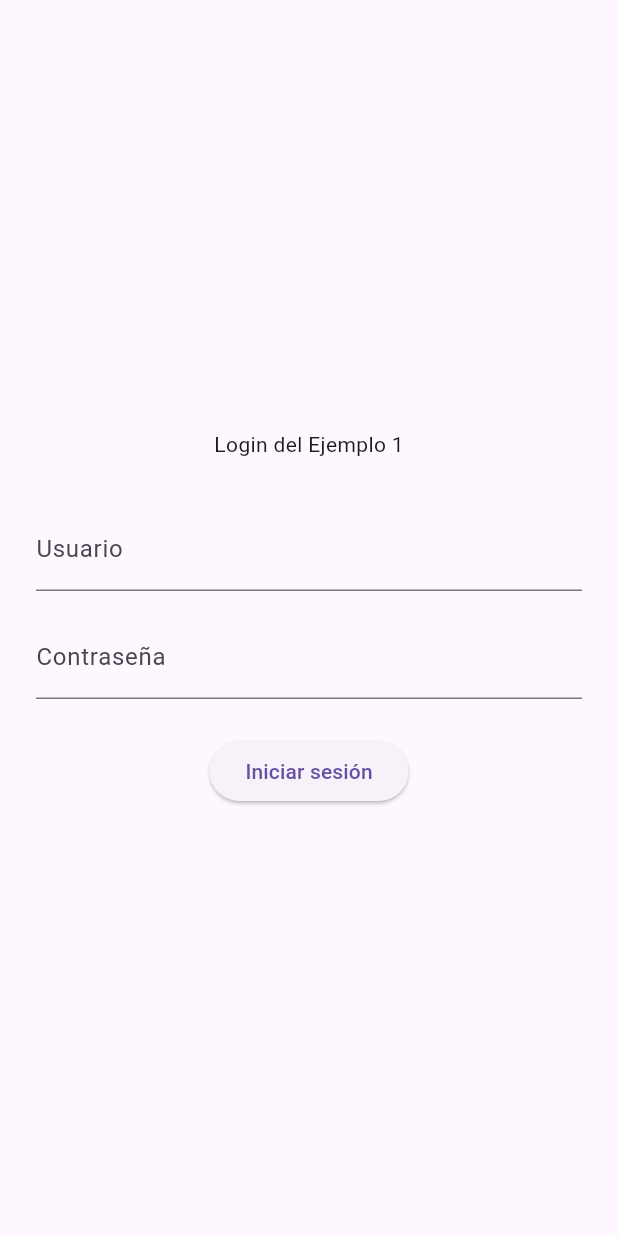
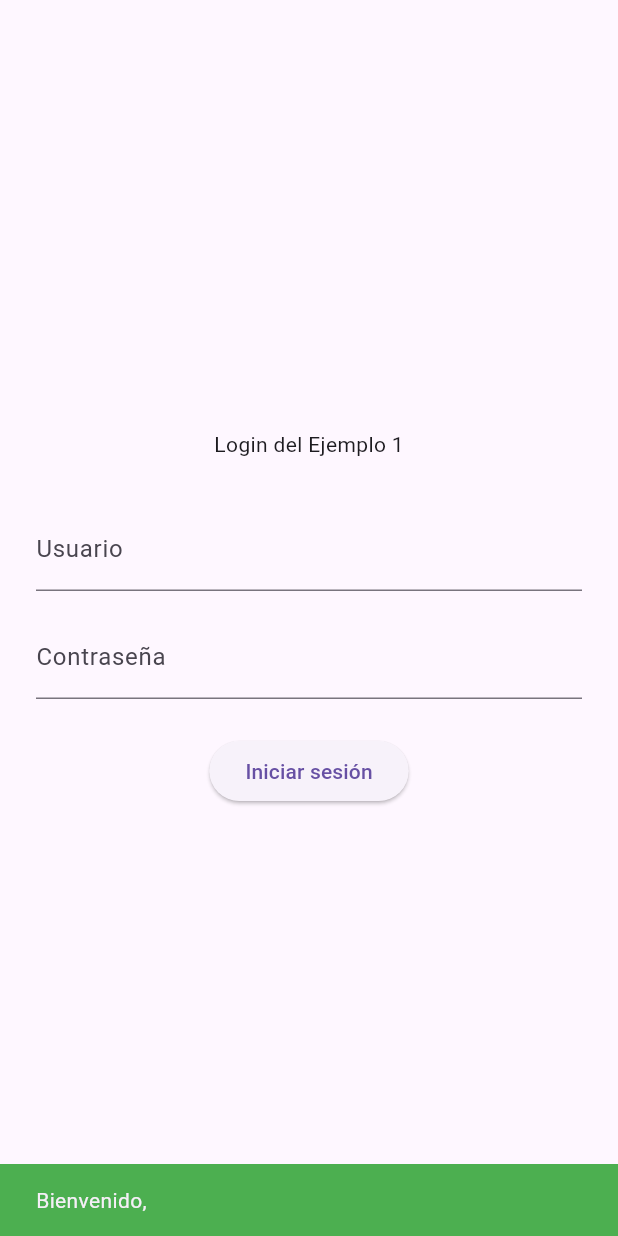
Before and after one commit to ROD-ALAVE/e1_widghets_clase1, a Flutter app: the screen it shows after launch, after a tap on "Iniciar sesión", on a phone screen of 412 x 824 dp. Run offline on Flutter 3.47's test engine with Material 3 defaults, Android fonts, the phone set to English and light mode, and no system bars.

Commit message:
Se actualizo la rama

```diff
--- a/lib/vista/screen/login_screen.dart
+++ b/lib/vista/screen/login_screen.dart
@@ -42,6 +42,15 @@ class _LoginScreenState extends State<LoginScreen> {
                   // Aquí irá la lógica de login después
                   String email = _emailController.text;
                   String password = _passwordController.text;
+
+                  ScaffoldMessenger.of(context).showSnackBar(
+                    SnackBar(
+                      content: Text('Bienvenido, ${_emailController.text}'),
+                      backgroundColor: Colors.green,
+                      duration: Duration(seconds: 2),
+                    ),
+                  );
+
                   print('Email: $email, Password: $password');
                 },
                 child: Text('Iniciar sesión'),
```
